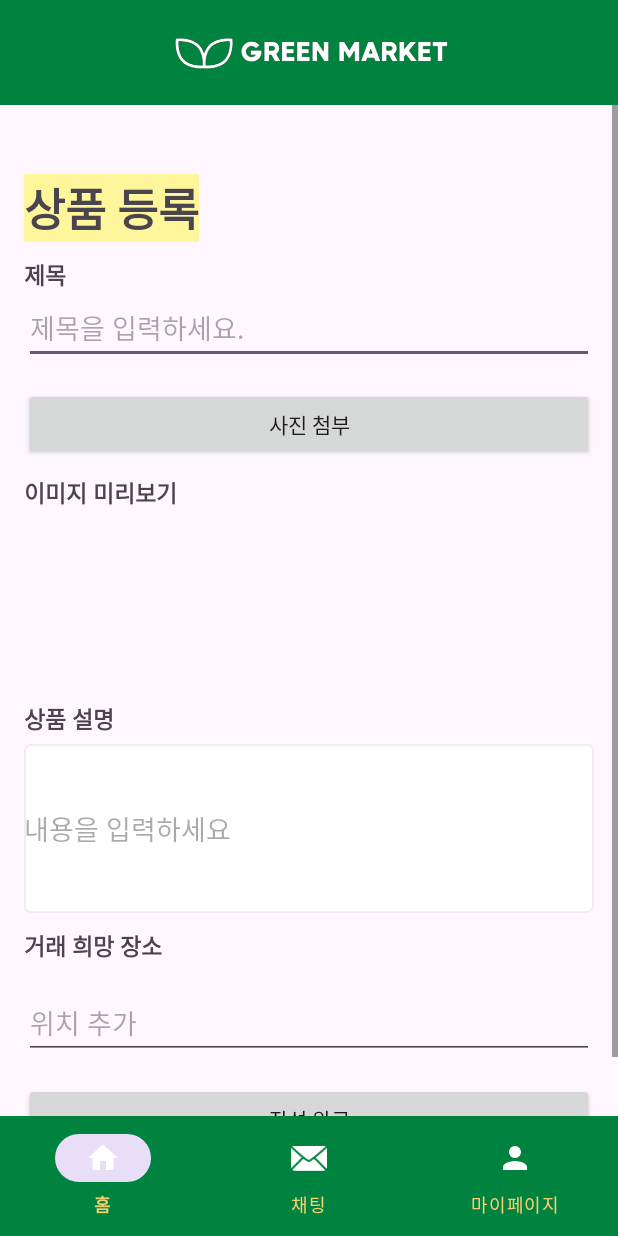
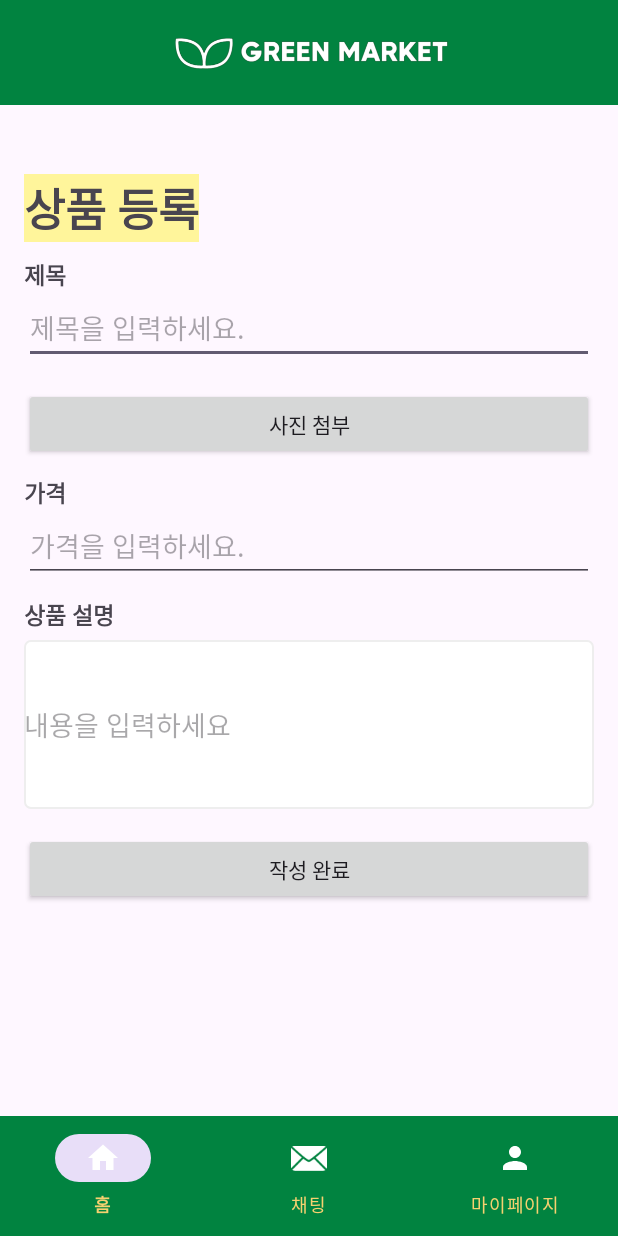
Before and after one commit to ssarisong/Green-Market, an Android app: the NewPostActivity screen opened directly, with no data from a screen before it, on a phone screen of 412 x 824 dp. Run offline under Robolectric (Android 15) with nearby library versions, the phone set to English and light mode, and no system bars.

Commit message:
11/18( 2.상품등록)

```diff
--- a/app/src/main/java/kr/ac/hansung/greenmarket/ui/NewPostActivity.kt
+++ b/app/src/main/java/kr/ac/hansung/greenmarket/ui/NewPostActivity.kt
@@ -2,9 +2,12 @@ package kr.ac.hansung.greenmarket.ui
 
 import android.content.Intent
 import android.os.Bundle
+import android.widget.Button
+import android.widget.EditText
 import androidx.appcompat.app.AppCompatActivity
 import com.google.android.material.bottomnavigation.BottomNavigationView
 import kr.ac.hansung.greenmarket.R
+import kr.ac.hansung.greenmarket.models.Product
 
 class NewPostActivity : AppCompatActivity() {
     override fun onCreate(savedInstanceState: Bundle?) {
@@ -14,7 +17,7 @@ class NewPostActivity : AppCompatActivity() {
         val bottomNav = findViewById<BottomNavigationView>(R.id.bottom_menu)
         bottomNav.selectedItemId = R.id.home
 
-        bottomNav.setOnNavigationItemSelectedListener { item ->
+        bottomNav.setOnItemSelectedListener { item ->
             when (item.itemId) {
                 R.id.home -> {
                     startActivity(Intent(this, HomeActivity::class.java))
@@ -25,12 +28,31 @@ class NewPostActivity : AppCompatActivity() {
                     true
                 }
                 R.id.mypage -> {
-                    // "마이페이지" 메뉴를 클릭한 경우, 마이페이지 화면으로 이동
                     startActivity(Intent(this, MypageActivity::class.java))
                     true
                 }
                 else -> false
             }
         }
+
+        val btnFinish = findViewById<Button>(R.id.btn_finish)
+
+        btnFinish.setOnClickListener {
+            val title = findViewById<EditText>(R.id.tv_title).text.toString()
+            val price = findViewById<EditText>(R.id.tv_price).text.toString()
+            val detail = findViewById<EditText>(R.id.et_detail).text.toString()
+
+            val product = Product(name = title, detail = detail, price = price.toInt())
+
+            val intentProductDetail = Intent(this, ProductDetailActivity::class.java)
+            intentProductDetail.putExtra("productName", product.name)
+
+            val intentHome = Intent(this, HomeActivity::class.java)
+            intentHome.addFlags(Intent.FLAG_ACTIVITY_CLEAR_TOP) // Clear the back stack
+
+            // Start both activities
+            startActivity(intentProductDetail)
+            startActivity(intentHome)
+        }
     }
 }
--- a/app/src/main/res/layout/activity_home.xml
+++ b/app/src/main/res/layout/activity_home.xml
@@ -81,7 +81,7 @@
                 android:layout_height="wrap_content"
                 android:layout_gravity="center"
                 android:background="@drawable/setting_button"
-                android:text="글쓰기"
+                android:text="상품등록"
                 android:textColor="@color/white"
                 android:textSize="12sp"></android.widget.Button>
         </LinearLayout>
--- a/app/src/main/res/layout/activity_new_post.xml
+++ b/app/src/main/res/layout/activity_new_post.xml
@@ -51,15 +51,17 @@
                 android:text="제목"></TextView>
 
             <EditText
+                android:id="@+id/tv_title"
                 android:layout_width="match_parent"
                 android:layout_height="48dp"
                 android:hint="제목을 입력하세요." />
 
             <android.widget.Button
+                android:id="@+id/btn_addphoto"
                 android:layout_width="match_parent"
                 android:layout_height="wrap_content"
-                android:text="사진 첨부"
-                android:layout_marginTop="16dp"></android.widget.Button>
+                android:layout_marginTop="16dp"
+                android:text="사진 첨부"></android.widget.Button>
 
             <TextView
                 android:layout_width="136dp"
@@ -67,12 +69,15 @@
                 android:layout_marginTop="10dp"
                 android:textSize="15sp"
                 android:textStyle="bold"
-                android:text="이미지 미리보기"></TextView>
-            <ImageView
+                android:text="가격"></TextView>
+
+            <EditText
+                android:id="@+id/tv_price"
                 android:layout_width="match_parent"
-                android:layout_height="101dp"
-                android:layout_marginTop="16dp"
-                android:scaleType="fitCenter" />
+                android:layout_height="48dp"
+                android:hint="가격을 입력하세요." />
+
+
 
 
             <TextView
@@ -84,33 +89,21 @@
                 android:text="상품 설명"></TextView>
 
             <EditText
+                android:id="@+id/et_detail"
                 android:layout_width="match_parent"
                 android:layout_height="wrap_content"
                 android:layout_marginTop="5dp"
+                android:background="@drawable/edittext_rectangle"
                 android:hint="내용을 입력하세요"
                 android:inputType="textMultiLine"
-                android:background="@drawable/edittext_rectangle"
                 android:lines="5" />
 
-            <TextView
-                android:layout_width="136dp"
-                android:layout_height="match_parent"
-                android:layout_marginTop="10dp"
-                android:textSize="15sp"
-                android:textStyle="bold"
-                android:text="거래 희망 장소"></TextView>
-
-            <EditText
-                android:layout_width="match_parent"
-                android:layout_height="48dp"
-                android:layout_marginTop="16dp"
-                android:hint="위치 추가" />
-
             <android.widget.Button
+                android:id="@+id/btn_finish"
                 android:layout_width="match_parent"
                 android:layout_height="wrap_content"
-                android:text="작성 완료"
-                android:layout_marginTop="16dp"></android.widget.Button>
+                android:layout_marginTop="16dp"
+                android:text="작성 완료"></android.widget.Button>
         </LinearLayout>
     </ScrollView>
 
```
